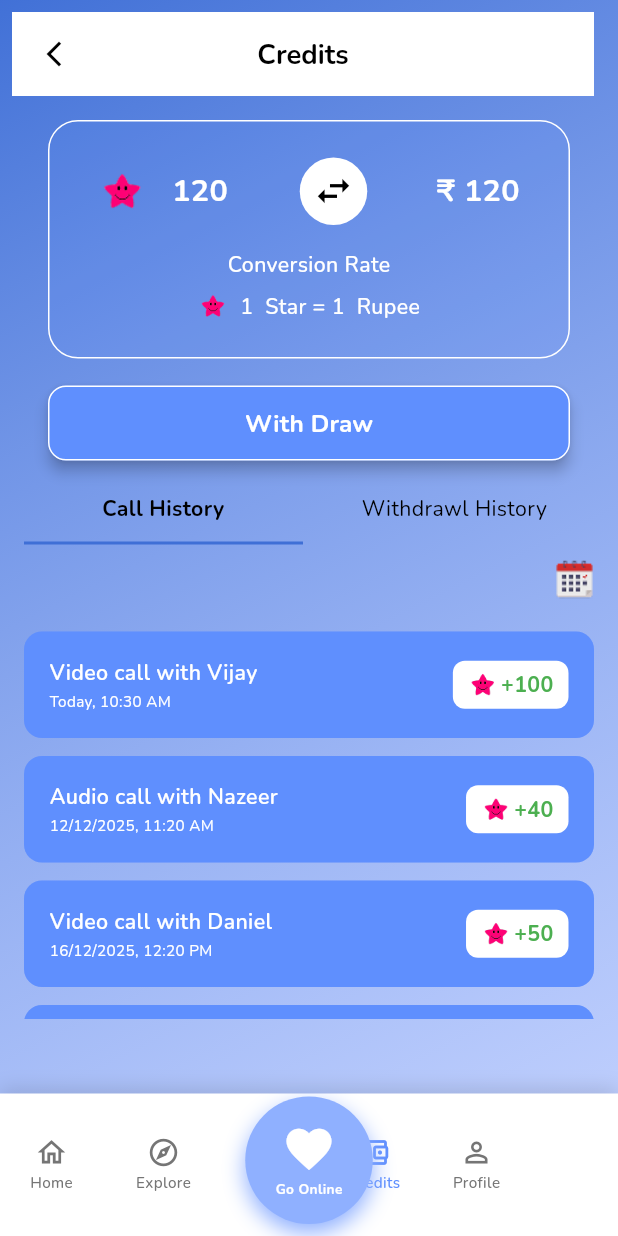
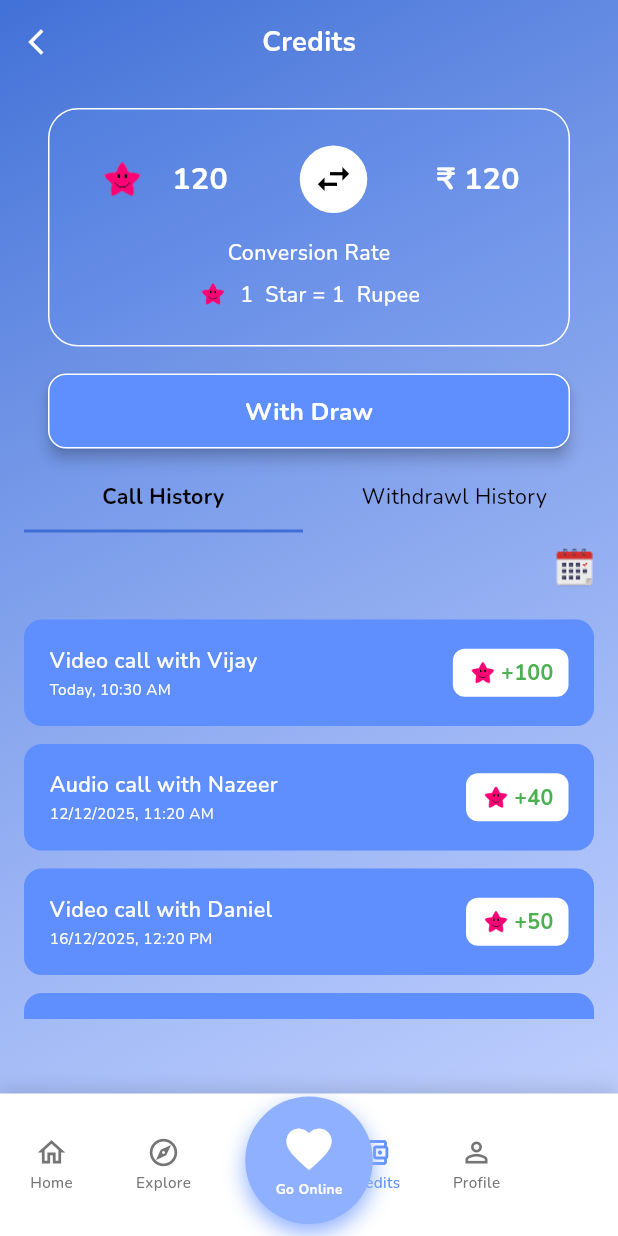
Before and after one commit to sanashajiya/little_hearts, a Flutter app: the CreditsScreen screen opened by its route, on a phone screen of 412 x 824 dp. Run offline on Flutter 3.47's test engine with Material 3 defaults, Android fonts, the phone set to English and light mode, and no system bars; our stand-ins replace dartz, dio, equatable, flutter_bloc, get_it, go_router and 3 more; accounts and stored records are empty.

Commit message:
UI modifications

```diff
--- a/lib/features/female/credits/presentation/screens/credits_screen.dart
+++ b/lib/features/female/credits/presentation/screens/credits_screen.dart
@@ -7,7 +7,7 @@ import '../../../../../core/cubit/zone_cubit.dart';
 import '../../../../../core/theme/app_colors.dart';
 import '../../../../../core/theme/zone_theme.dart';
 import '../../../explore/presentation/widgets/female_bottom_navigation_bar.dart';
-import '../../../go_online/presentation/widgets/female_app_bar.dart';
+// import '../../../go_online/presentation/widgets/female_app_bar.dart';
 import '../bloc/credits_bloc.dart';
 import '../bloc/credits_event.dart';
 import '../bloc/credits_state.dart';
@@ -116,9 +116,36 @@ class CreditsScreen extends StatelessWidget {
               },
               child: Column(
                 children: [
-                  const Padding(
-                    padding: EdgeInsets.fromLTRB(8, 8, 16, 0),
-                    child: FemaleAppBar(title: 'Credits'),
+                  Material(
+                    elevation: 2,
+                    shadowColor: Colors.black.withOpacity(0.2),
+                    type: MaterialType.transparency,
+                    child: SizedBox(
+                      height: kToolbarHeight,
+                      child: Row(
+                        children: [
+                          IconButton(
+                            icon: const Icon(
+                              Icons.arrow_back_ios_new,
+                              size: 20,
+                              color: Colors.white,
+                            ),
+                            onPressed: () => context.pop(),
+                          ),
+                          Expanded(
+                            child: Center(
+                              child: CustomText(
+                                text: 'Credits',
+                                fontSize: 18,
+                                fontWeight: FontWeightType.bold,
+                                color: Colors.white,
+                              ),
+                            ),
+                          ),
+                          const SizedBox(width: 48), // balance center title
+                        ],
+                      ),
+                    ),
                   ),
                   Expanded(
                     child: Container(
```
Also changed, not shown: lib/features/female/go_online/presentation/screens/go_online_screen.dart (+32 -3 lines).
